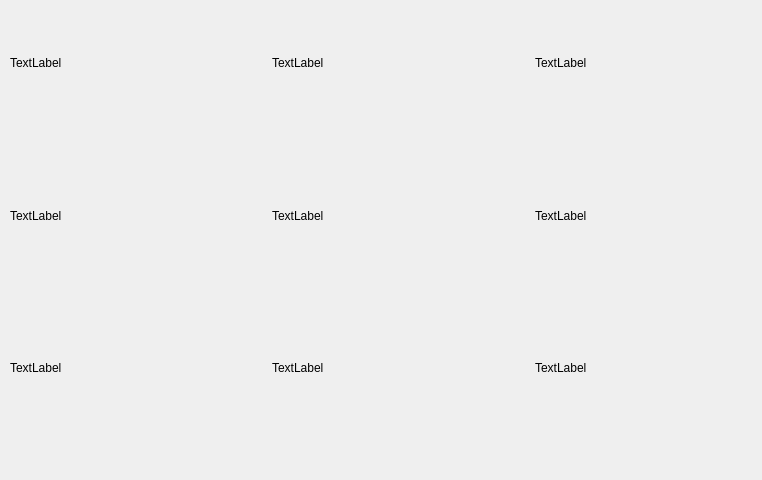
Qt form kategorie.ui (Barto-Paja/SHS) before a commit.
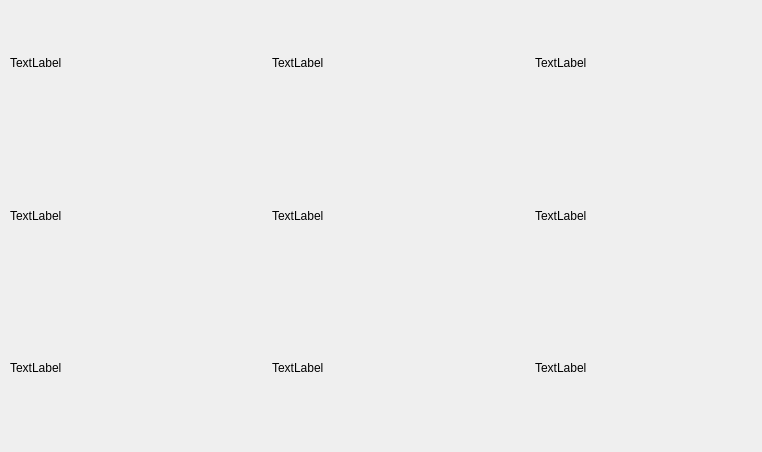
The same form after that commit. Custom widgets are drawn as their Qt base class.

The edit to the form file:
```diff
--- a/kategorie.ui
+++ b/kategorie.ui
@@ -7,7 +7,7 @@
     <x>0</x>
     <y>0</y>
     <width>762</width>
-    <height>480</height>
+    <height>452</height>
    </rect>
   </property>
   <property name="windowTitle">
```
